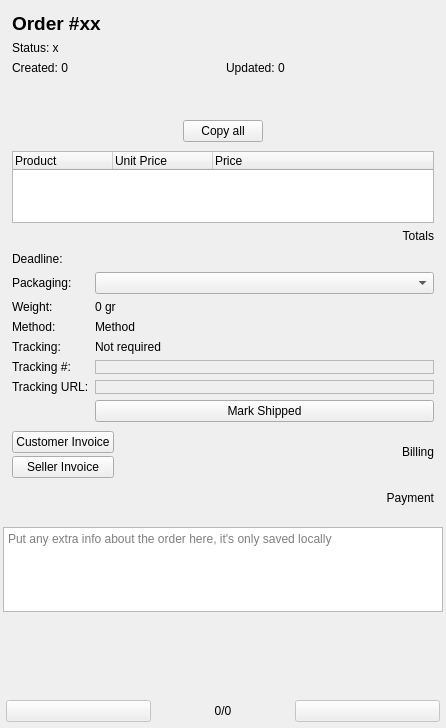
Before: the Qt Designer form widgets/orderdetailswidget.ui in arturo182/lectronizer, drawn with Qt 5.
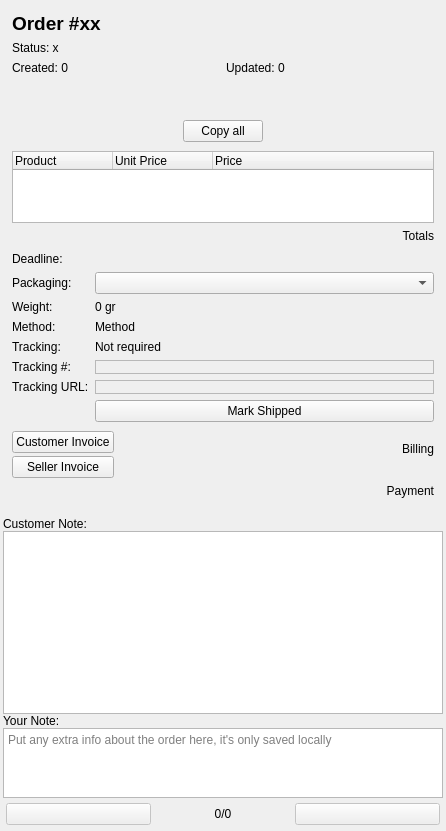
After: the same form once the commit is applied. Icons and pictures are not drawn. Custom widgets are drawn as their Qt base class.

Commit message: Add customer note support to OrderDetailsWidget and PackagingHelperDialog

The edit to the form file:
```diff
--- a/widgets/orderdetailswidget.ui
+++ b/widgets/orderdetailswidget.ui
@@ -7,7 +7,7 @@
     <x>0</x>
     <y>0</y>
     <width>446</width>
-    <height>728</height>
+    <height>831</height>
    </rect>
   </property>
   <property name="windowTitle">
@@ -610,6 +610,27 @@
      </property>
     </widget>
    </item>
+   <item>
+    <widget class="QLabel" name="customerNoteLabel">
+     <property name="text">
+      <string>Customer Note:</string>
+     </property>
+    </widget>
+   </item>
+   <item>
+    <widget class="QPlainTextEdit" name="customerNoteTextEdit">
+     <property name="readOnly">
+      <bool>true</bool>
+     </property>
+    </widget>
+   </item>
+   <item>
+    <widget class="QLabel" name="noteLabel">
+     <property name="text">
+      <string>Your Note:</string>
+     </property>
+    </widget>
+   </item>
    <item>
     <widget class="QPlainTextEdit" name="noteTextEdit">
      <property name="sizeAdjustPolicy">
```
The commit also changes 5 other files.
